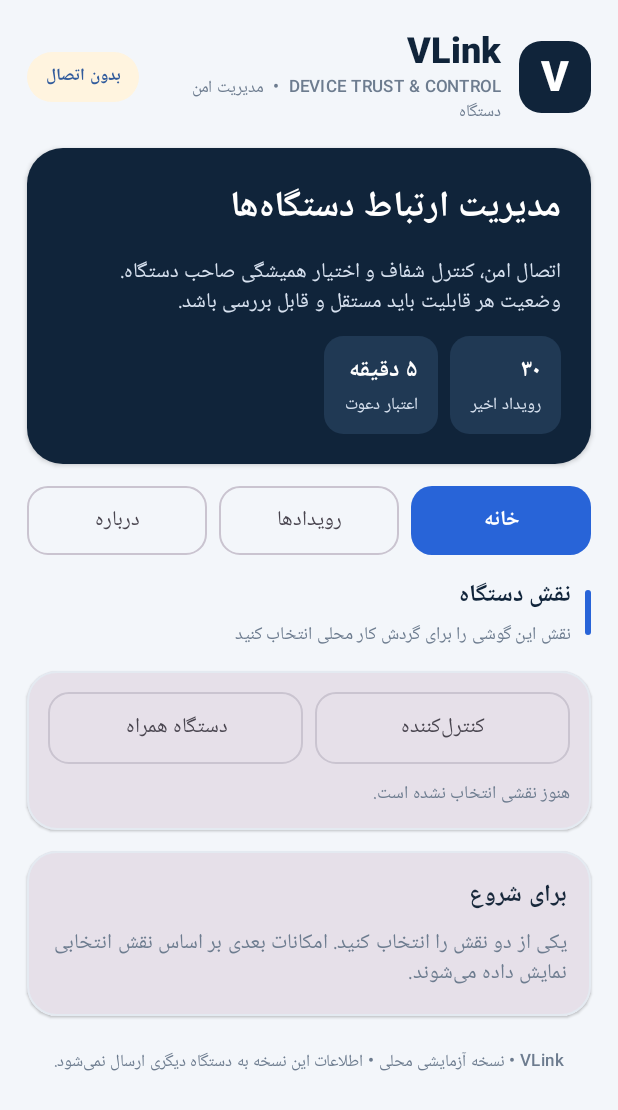
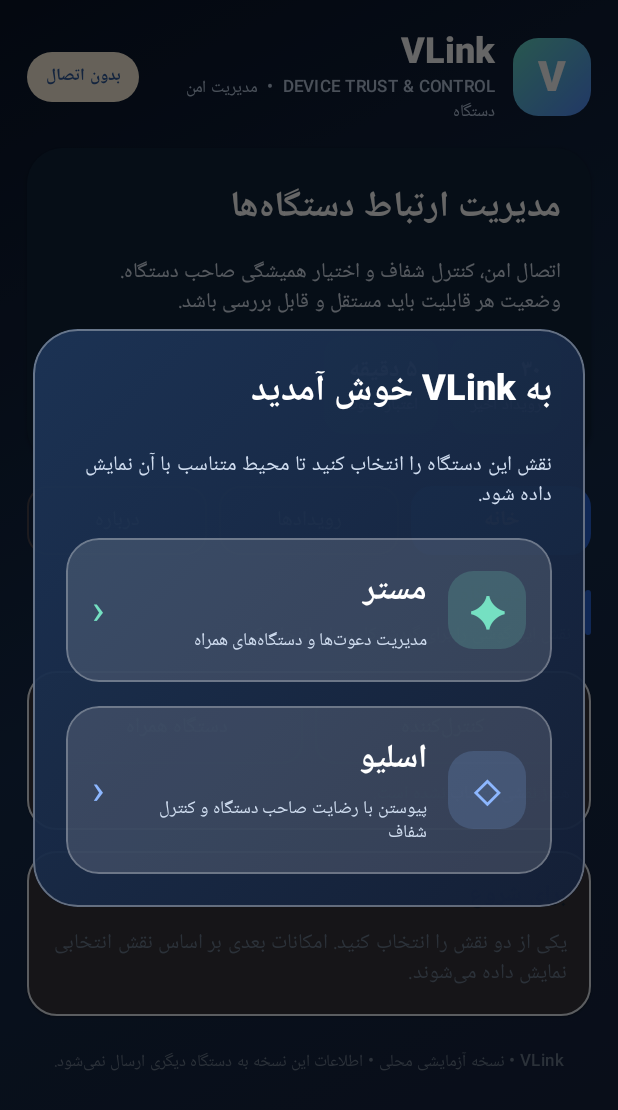
Before and after one commit to alory11-bot/VLink-Consent-Manager, an Android app built with Jetpack Compose: the MainActivity screen opened directly, with no data from a screen before it, on a phone screen of 412 x 824 dp. Shown: the top 1110 px of the screen. Run offline under Robolectric (Android 15) with nearby library versions, the phone set to English and light mode, and no system bars.

Commit message:
feat(ui): add glass role onboarding dialog

```diff
--- a/app/src/main/java/com/vlink/consent/MainActivity.kt
+++ b/app/src/main/java/com/vlink/consent/MainActivity.kt
@@ -4,12 +4,17 @@ import android.os.Bundle
 import androidx.activity.ComponentActivity
 import androidx.activity.compose.setContent
 import androidx.compose.foundation.background
+import androidx.compose.foundation.border
+import androidx.compose.foundation.clickable
+import androidx.compose.ui.graphics.Brush
 import androidx.compose.foundation.layout.*
 import androidx.compose.foundation.rememberScrollState
 import androidx.compose.foundation.shape.CircleShape
 import androidx.compose.foundation.shape.RoundedCornerShape
 import androidx.compose.foundation.verticalScroll
 import androidx.compose.material3.*
+import androidx.compose.ui.window.Dialog
+import androidx.compose.ui.window.DialogProperties
 import androidx.compose.runtime.*
 import androidx.compose.ui.Alignment
 import androidx.compose.ui.Modifier
@@ -31,7 +36,8 @@ import java.util.Locale
 private val Ink = Color(0xFF18283B)
 private val Muted = Color(0xFF6D7C8F)
 private val Brand = Color(0xFF2864D8)
-private val Canvas = Color(0xFFF3F6FA)
+private val Canvas = Color(0xFF0B1428)
+private val GlassLine = Color(0x35FFFFFF)
 private val Mint = Color(0xFFE8F6F1)
 private val Amber = Color(0xFFFFF4DF)
 private val Navy = Color(0xFF10243A)
@@ -44,7 +50,7 @@ class MainActivity : ComponentActivity() {
         super.onCreate(savedInstanceState)
         store = SecureStore(this)
         setContent {
-            val colors = lightColorScheme(
+            val colors = darkColorScheme(
                 primary = Brand,
                 onPrimary = Color.White,
                 background = Canvas,
@@ -89,6 +95,7 @@ class MainActivity : ComponentActivity() {
         var consent by remember { mutableStateOf(store.get("consent") == "yes") }
         var events by remember { mutableStateOf(readEvents()) }
         var showConsent by remember { mutableStateOf(false) }
+        var showRolePicker by remember { mutableStateOf(role.isBlank()) }
         var label by remember { mutableStateOf("") }
         var message by remember { mutableStateOf("") }
         var selectedPage by remember { mutableStateOf("home") }
@@ -103,18 +110,19 @@ class MainActivity : ComponentActivity() {
             PairingCode.isValidForWindow(invite, inviteAt, System.currentTimeMillis())
 
         Surface(Modifier.fillMaxSize(), color = Canvas) {
+            Box(Modifier.fillMaxSize().background(Brush.linearGradient(listOf(Color(0xFF0A1428), Color(0xFF142B4B), Color(0xFF17213C))))) {
             Column(
                 Modifier.fillMaxSize().verticalScroll(rememberScrollState()).padding(horizontal = 18.dp, vertical = 18.dp),
                 verticalArrangement = Arrangement.spacedBy(14.dp)
             ) {
                 Row(verticalAlignment = Alignment.CenterVertically, horizontalArrangement = Arrangement.spacedBy(12.dp)) {
                     Box(
-                        Modifier.size(48.dp).clip(RoundedCornerShape(15.dp)).background(Navy),
+                        Modifier.size(52.dp).clip(RoundedCornerShape(17.dp)).background(Brush.linearGradient(listOf(Color(0xFF66DCC6), Color(0xFF538CFF)))),
                         contentAlignment = Alignment.Center
                     ) { Text("V", color = Color.White, fontWeight = FontWeight.Black, style = MaterialTheme.typography.headlineMedium) }
                     Column(Modifier.weight(1f)) {
-                        Text("VLink", style = MaterialTheme.typography.headlineSmall, fontWeight = FontWeight.ExtraBold, color = Navy)
-                        Text("DEVICE TRUST & CONTROL  •  مدیریت امن دستگاه", style = MaterialTheme.typography.labelSmall, color = Muted)
+                        Text("VLink", style = MaterialTheme.typography.headlineSmall, fontWeight = FontWeight.ExtraBold, color = Color.White)
+                        Text("DEVICE TRUST & CONTROL  •  مدیریت امن دستگاه", style = MaterialTheme.typography.labelSmall, color = Color(0xFFB9C9E0))
                     }
                     StatusPill(if (consent) "رضایت فعال" else "بدون اتصال", if (consent) Mint else Amber)
                 }
@@ -293,6 +301,28 @@ class MainActivity : ComponentActivity() {
                     color = Muted, style = MaterialTheme.typography.labelSmall, textAlign = TextAlign.Center
                 )
             }
+            }
+        }
+
+        if (showRolePicker) {
+            Dialog(onDismissRequest = { if (role.isNotBlank()) showRolePicker = false }, properties = DialogProperties(usePlatformDefaultWidth = false)) {
+                Column(
+                    Modifier.fillMaxWidth().padding(horizontal = 22.dp).clip(RoundedCornerShape(30.dp))
+                        .background(Brush.linearGradient(listOf(Color(0xF21D3557), Color(0xF2142038))))
+                        .border(1.dp, Color(0x55FFFFFF), RoundedCornerShape(30.dp)).padding(22.dp),
+                    verticalArrangement = Arrangement.spacedBy(16.dp)
+                ) {
+                    Text("به VLink خوش آمدید", color = Color.White, style = MaterialTheme.typography.headlineSmall, fontWeight = FontWeight.ExtraBold)
+                    Text("نقش این دستگاه را انتخاب کنید تا محیط متناسب با آن نمایش داده شود.", color = Color(0xFFD0DDF0), style = MaterialTheme.typography.bodyMedium)
+                    RoleGlassCard("مستر", "مدیریت دعوت‌ها و دستگاه‌های همراه", "✦", Color(0xFF75E0C2)) {
+                        role = "controller"; store.put("role", role); log("ROLE", "نقش مستر انتخاب شد"); showRolePicker = false
+                    }
+                    RoleGlassCard("اسلیو", "پیوستن با رضایت صاحب دستگاه و کنترل شفاف", "◇", Color(0xFF8DB7FF)) {
+                        role = "companion"; store.put("role", role); log("ROLE", "نقش اسلیو انتخاب شد"); showRolePicker = false
+                    }
+                    if (role.isNotBlank()) TextButton(onClick = { showRolePicker = false }, modifier = Modifier.align(Alignment.End)) { Text("انصراف", color = Color.White) }
+                }
+            }
         }
 
         if (showConsent) {
@@ -313,6 +343,22 @@ class MainActivity : ComponentActivity() {
                 },
                 dismissButton = { TextButton(onClick = { showConsent = false }) { Text("بازگشت") } }
             )
+        }
+    }
+
+    @Composable
+    private fun RoleGlassCard(title: String, subtitle: String, symbol: String, accent: Color, onClick: () -> Unit) {
+        Row(Modifier.fillMaxWidth().clip(RoundedCornerShape(22.dp)).background(Color(0x24FFFFFF))
+            .border(1.dp, Color(0x44FFFFFF), RoundedCornerShape(22.dp)).clickable(onClick = onClick).padding(17.dp),
+            verticalAlignment = Alignment.CenterVertically, horizontalArrangement = Arrangement.spacedBy(14.dp)) {
+            Box(Modifier.size(52.dp).clip(RoundedCornerShape(17.dp)).background(accent.copy(alpha = 0.18f)), contentAlignment = Alignment.Center) {
+                Text(symbol, color = accent, style = MaterialTheme.typography.headlineMedium, fontWeight = FontWeight.Bold)
+            }
+            Column(Modifier.weight(1f), verticalArrangement = Arrangement.spacedBy(4.dp)) {
+                Text(title, color = Color.White, fontWeight = FontWeight.Bold, style = MaterialTheme.typography.titleLarge)
+                Text(subtitle, color = Color(0xFFD0DDF0), style = MaterialTheme.typography.bodySmall)
+            }
+            Text("‹", color = accent, style = MaterialTheme.typography.headlineMedium)
         }
     }
 
```
